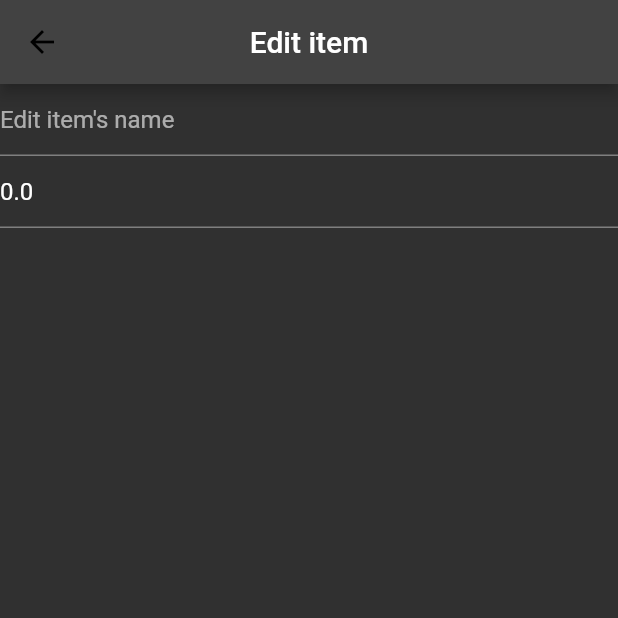
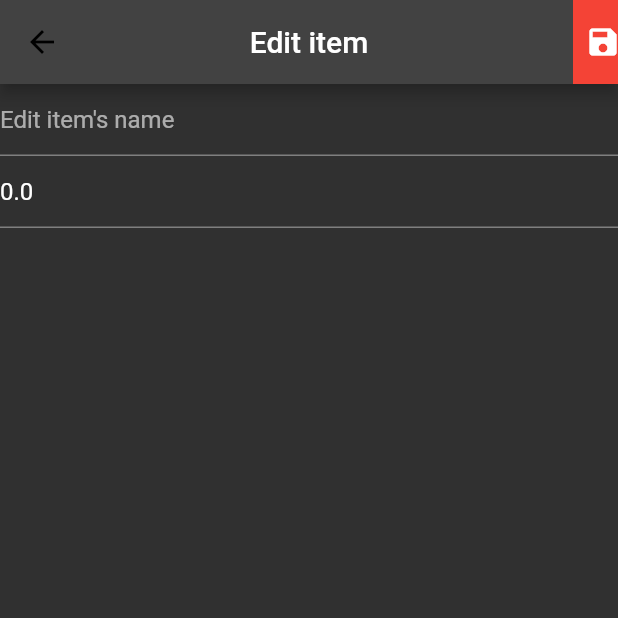
Before and after one commit to mariandanila/shoppinglist, a Flutter app: the DetailsScreen screen opened directly with empty values, on a phone screen of 412 x 824 dp, the top half of it. Run offline on Flutter 3.47's test engine with Material 2 defaults, Android fonts, the phone set to English and light mode, and no system bars.

```diff
--- a/lib/screens/DetailsScreen.dart
+++ b/lib/screens/DetailsScreen.dart
@@ -1,4 +1,5 @@
 import 'package:flutter/material.dart';
+import 'package:flutter/services.dart';
 import 'package:flutter/src/widgets/container.dart';
 import 'package:flutter/src/widgets/framework.dart';
 import 'package:grocery_app/models/GroceryModel.dart';
@@ -14,6 +15,15 @@ class DetailsScreenArguments {
   });
 }
 
+class ModifyItem {
+  final String name;
+  final double price;
+  ModifyItem({
+    required this.name,
+    required this.price,
+  });
+}
+
 class DetailsScreen extends StatefulWidget {
 //  final GroceryItem item;
   const DetailsScreen({super.key});
@@ -25,12 +35,20 @@ class DetailsScreen extends StatefulWidget {
 class _DetailsScreenState extends State<DetailsScreen> {
 //  final groceriesItem = TextEditingController();
 //  final groceriesPrice = TextEditingController();
+
   @override
   Widget build(BuildContext context) {
     final details = ModalRoute.of(context)!.settings.arguments as GroceryItem;
     final groceriesItem = TextEditingController(text: details.name);
     final groceriesPrice =
         TextEditingController(text: details.price.toString());
+    final itemToModify = ModifyItem(
+        name: groceriesItem.text, price: double.parse(groceriesPrice.text));
+
+    void deleteItem() {
+      Navigator.of(context).pop(itemToModify);
+    }
+
     return Scaffold(
       appBar: AppBar(
           title: Text('Edit item'),
@@ -38,7 +56,24 @@ class _DetailsScreenState extends State<DetailsScreen> {
           leading: const BackButton(
             color: Colors.black,
           ),
+//        leading: Builder(builder: (BuildContext context) {
+//          return IconButton(onPressed: onPressed, icon: icon)
+//        }
+          actions: [
+            Container(
+                width: 30,
+                height: 30,
+                color: Colors.red,
+                child: IconButton(
+                  icon: Icon(
+                    Icons.save,
+                    color: Colors.white,
                   ),
+                  onPressed: () {
+                    deleteItem();
+                  },
+                ))
+          ]),
       body: Column(children: [
         TextFormField(
           controller: groceriesItem,
```
Lines whose indentation alone changed are shown as unchanged.
